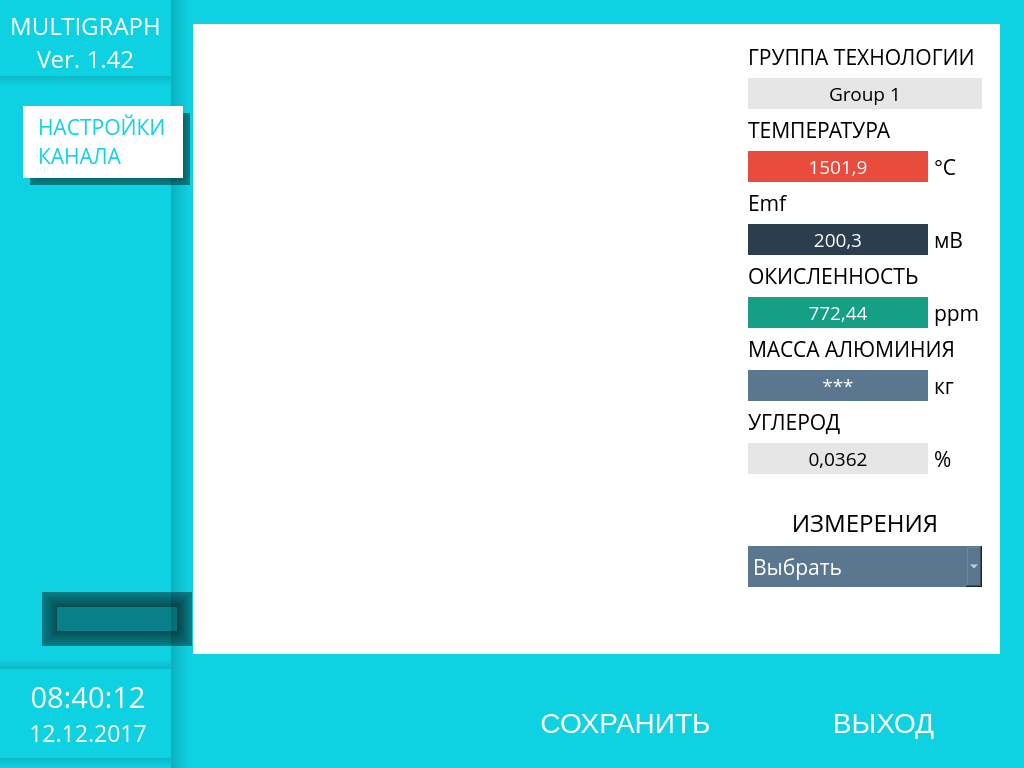
First picture: the form in settings.ui, repository tomyqg/topaz-m, before the edit.
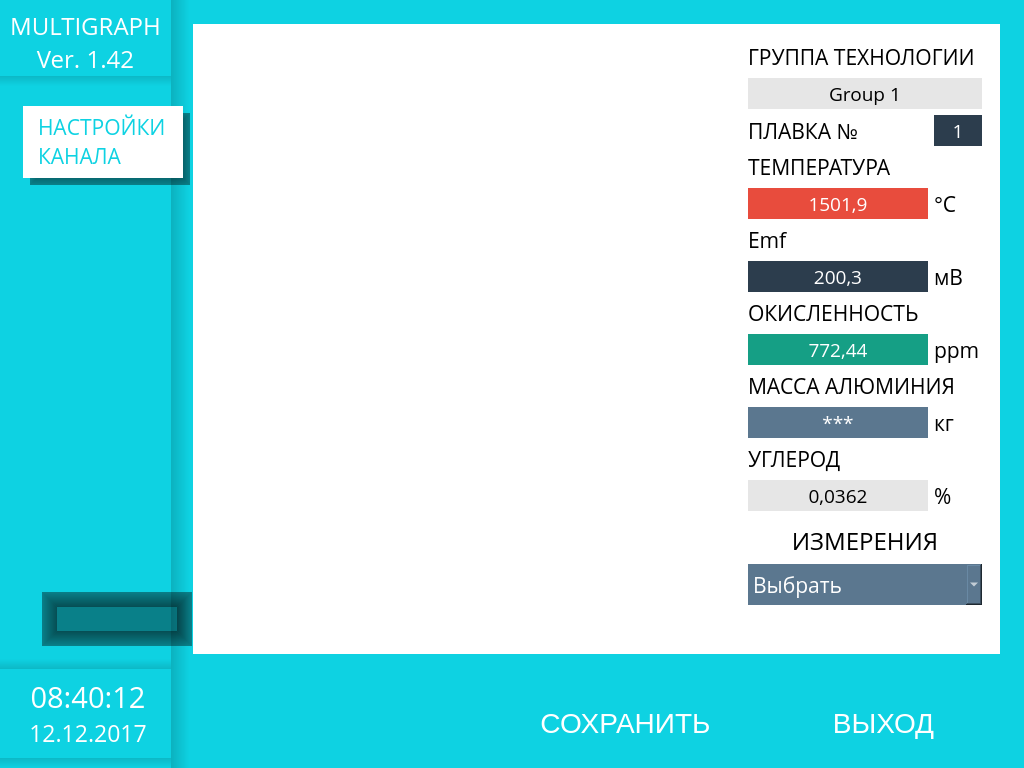
Second picture: the form after the edit. The open tabs and pages were chosen to show the change. Icons and pictures are not drawn. Custom widgets are drawn as their Qt base class.

Patch:
```diff
--- a/settings.ui
+++ b/settings.ui
@@ -5888,6 +5888,187 @@
                 <enum>QFrame::Raised</enum>
                </property>
                <layout class="QGridLayout" name="gridLayout_4">
+                <item row="15" column="0" colspan="2">
+                 <widget class="QComboBox" name="timeSteel">
+                  <property name="sizePolicy">
+                   <sizepolicy hsizetype="Preferred" vsizetype="Preferred">
+                    <horstretch>0</horstretch>
+                    <verstretch>0</verstretch>
+                   </sizepolicy>
+                  </property>
+                  <property name="minimumSize">
+                   <size>
+                    <width>0</width>
+                    <height>41</height>
+                   </size>
+                  </property>
+                  <property name="font">
+                   <font>
+                    <family>Open Sans</family>
+                    <pointsize>16</pointsize>
+                   </font>
+                  </property>
+                  <property name="layoutDirection">
+                   <enum>Qt::LeftToRight</enum>
+                  </property>
+                  <property name="styleSheet">
+                   <string notr="true">background-color: rgb(91, 119, 143);
+color: rgb(255, 255, 255);
+border-radius: 0px;
+text-align: center;</string>
+                  </property>
+                  <property name="currentText">
+                   <string>Выбрать</string>
+                  </property>
+                  <property name="currentIndex">
+                   <number>0</number>
+                  </property>
+                  <property name="insertPolicy">
+                   <enum>QComboBox::NoInsert</enum>
+                  </property>
+                  <property name="iconSize">
+                   <size>
+                    <width>0</width>
+                    <height>0</height>
+                   </size>
+                  </property>
+                  <property name="modelColumn">
+                   <number>0</number>
+                  </property>
+                  <item>
+                   <property name="text">
+                    <string>Выбрать</string>
+                   </property>
+                  </item>
+                  <item>
+                   <property name="text">
+                    <string>23.07.18 11:05</string>
+                   </property>
+                  </item>
+                  <item>
+                   <property name="text">
+                    <string>23.07.18 11:07</string>
+                   </property>
+                  </item>
+                 </widget>
+                </item>
+                <item row="3" column="0" colspan="2">
+                 <widget class="QLabel" name="label_59">
+                  <property name="font">
+                   <font>
+                    <family>Open Sans</family>
+                    <pointsize>16</pointsize>
+                   </font>
+                  </property>
+                  <property name="text">
+                   <string>ТЕМПЕРАТУРА</string>
+                  </property>
+                  <property name="alignment">
+                   <set>Qt::AlignLeading|Qt::AlignLeft|Qt::AlignVCenter</set>
+                  </property>
+                 </widget>
+                </item>
+                <item row="1" column="0" colspan="2">
+                 <widget class="QLabel" name="nameSteelTech">
+                  <property name="minimumSize">
+                   <size>
+                    <width>131</width>
+                    <height>31</height>
+                   </size>
+                  </property>
+                  <property name="maximumSize">
+                   <size>
+                    <width>10000000</width>
+                    <height>10000000</height>
+                   </size>
+                  </property>
+                  <property name="font">
+                   <font>
+                    <family>Open Sans</family>
+                    <pointsize>14</pointsize>
+                   </font>
+                  </property>
+                  <property name="styleSheet">
+                   <string notr="true">background-color: rgb(230, 230, 230);
+color: rgb(0, 0, 0);
+border-radius: 0px;
+</string>
+                  </property>
+                  <property name="text">
+                   <string>Group 1</string>
+                  </property>
+                  <property name="alignment">
+                   <set>Qt::AlignCenter</set>
+                  </property>
+                 </widget>
+                </item>
+                <item row="5" column="0" colspan="2">
+                 <widget class="QLabel" name="label_56">
+                  <property name="font">
+                   <font>
+                    <family>Open Sans</family>
+                    <pointsize>16</pointsize>
+                   </font>
+                  </property>
+                  <property name="text">
+                   <string>Emf</string>
+                  </property>
+                  <property name="alignment">
+                   <set>Qt::AlignLeading|Qt::AlignLeft|Qt::AlignVCenter</set>
+                  </property>
+                 </widget>
+                </item>
+                <item row="7" column="0" colspan="2">
+                 <widget class="QLabel" name="label_18">
+                  <property name="font">
+                   <font>
+                    <family>Open Sans</family>
+                    <pointsize>16</pointsize>
+                   </font>
+                  </property>
+                  <property name="text">
+                   <string>ОКИСЛЕННОСТЬ</string>
+                  </property>
+                  <property name="alignment">
+                   <set>Qt::AlignLeading|Qt::AlignLeft|Qt::AlignVCenter</set>
+                  </property>
+                 </widget>
+                </item>
+                <item row="11" column="0" colspan="2">
+                 <widget class="QLabel" name="label_63">
+                  <property name="font">
+                   <font>
+                    <family>Open Sans</family>
+                    <pointsize>16</pointsize>
+                   </font>
+                  </property>
+                  <property name="text">
+                   <string>УГЛЕРОД</string>
+                  </property>
+                  <property name="alignment">
+                   <set>Qt::AlignLeading|Qt::AlignLeft|Qt::AlignVCenter</set>
+                  </property>
+                 </widget>
+                </item>
+                <item row="14" column="0" colspan="2">
+                 <widget class="QLabel" name="label_51">
+                  <property name="font">
+                   <font>
+                    <family>Open Sans</family>
+                    <pointsize>18</pointsize>
+                   </font>
+                  </property>
+                  <property name="text">
+                   <string>ИЗМЕРЕНИЯ</string>
+                  </property>
+                  <property name="alignment">
+                   <set>Qt::AlignCenter</set>
+                  </property>
+                  <property name="margin">
+                   <number>10</number>
+                  </property>
+                 </widget>
+                </item>
                 <item row="0" column="0" colspan="2">
                  <widget class="QLabel" name="label_58">
                   <property name="font">
@@ -5904,7 +6085,53 @@
                   </property>
                  </widget>
                 </item>
-                <item row="3" column="0">
+                <item row="6" column="0">
+                 <widget class="QLabel" name="steelEmf">
+                  <property name="minimumSize">
+                   <size>
+                    <width>180</width>
+                    <height>31</height>
+                   </size>
+                  </property>
+                  <property name="maximumSize">
+                   <size>
+                    <width>185</width>
+                    <height>45</height>
+                   </size>
+                  </property>
+                  <property name="font">
+                   <font>
+                    <family>Open Sans</family>
+                    <pointsize>14</pointsize>
+                   </font>
+                  </property>
+                  <property name="styleSheet">
+                   <string notr="true">background-color:rgb(44, 61, 77);
+color: rgb(255 , 255, 255);
+border-radius: 0px;</string>
+                  </property>
+                  <property name="text">
+                   <string>200,3</string>
+                  </property>
+                  <property name="alignment">
+                   <set>Qt::AlignCenter</set>
+                  </property>
+                 </widget>
+                </item>
+                <item row="4" column="1">
+                 <widget class="QLabel" name="label_9">
+                  <property name="font">
+                   <font>
+                    <family>Open Sans</family>
+                    <pointsize>16</pointsize>
+                   </font>
+                  </property>
+                  <property name="text">
+                   <string>°С</string>
+                  </property>
+                 </widget>
+                </item>
+                <item row="4" column="0">
                  <widget class="QLabel" name="steelTemp">
                   <property name="minimumSize">
                    <size>
@@ -5937,53 +6164,7 @@
                   </property>
                  </widget>
                 </item>
-                <item row="3" column="1">
-                 <widget class="QLabel" name="label_9">
-                  <property name="font">
-                   <font>
-                    <family>Open Sans</family>
-                    <pointsize>16</pointsize>
-                   </font>
-                  </property>
-                  <property name="text">
-                   <string>°С</string>
-                  </property>
-                 </widget>
-                </item>
-                <item row="5" column="0">
-                 <widget class="QLabel" name="steelEmf">
-                  <property name="minimumSize">
-                   <size>
-                    <width>180</width>
-                    <height>31</height>
-                   </size>
-                  </property>
-                  <property name="maximumSize">
-                   <size>
-                    <width>185</width>
-                    <height>45</height>
-                   </size>
-                  </property>
-                  <property name="font">
-                   <font>
-                    <family>Open Sans</family>
-                    <pointsize>14</pointsize>
-                   </font>
-                  </property>
-                  <property name="styleSheet">
-                   <string notr="true">background-color:rgb(44, 61, 77);
-color: rgb(255 , 255, 255);
-border-radius: 0px;</string>
-                  </property>
-                  <property name="text">
-                   <string>200,3</string>
-                  </property>
-                  <property name="alignment">
-                   <set>Qt::AlignCenter</set>
-                  </property>
-                 </widget>
-                </item>
-                <item row="5" column="1">
+                <item row="6" column="1">
                  <widget class="QLabel" name="label_57">
                   <property name="font">
                    <font>
@@ -5996,7 +6177,7 @@
                   </property>
                  </widget>
                 </item>
-                <item row="7" column="0">
+                <item row="8" column="0">
                  <widget class="QLabel" name="steelAO">
                   <property name="minimumSize">
                    <size>
@@ -6029,7 +6210,7 @@
                   </property>
                  </widget>
                 </item>
-                <item row="7" column="1">
+                <item row="8" column="1">
                  <widget class="QLabel" name="label_62">
                   <property name="font">
                    <font>
@@ -6042,7 +6223,7 @@
                   </property>
                  </widget>
                 </item>
-                <item row="8" column="0" colspan="2">
+                <item row="9" column="0" colspan="2">
                  <widget class="QLabel" name="label_61">
                   <property name="font">
                    <font>
@@ -6058,7 +6239,20 @@
                   </property>
                  </widget>
                 </item>
-                <item row="9" column="0">
+                <item row="10" column="1">
+                 <widget class="QLabel" name="label_60">
+                  <property name="font">
+                   <font>
+                    <family>Open Sans</family>
+                    <pointsize>16</pointsize>
+                   </font>
+                  </property>
+                  <property name="text">
+                   <string>кг</string>
+                  </property>
+                 </widget>
+                </item>
+                <item row="10" column="0">
                  <widget class="QLabel" name="steelAl">
                   <property name="minimumSize">
                    <size>
@@ -6091,20 +6285,7 @@
                   </property>
                  </widget>
                 </item>
-                <item row="9" column="1">
-                 <widget class="QLabel" name="label_60">
-                  <property name="font">
-                   <font>
-                    <family>Open Sans</family>
-                    <pointsize>16</pointsize>
-                   </font>
-                  </property>
-                  <property name="text">
-                   <string>кг</string>
-                  </property>
-                 </widget>
-                </item>
-                <item row="11" column="0">
+                <item row="12" column="0">
                  <widget class="QLabel" name="steelC">
                   <property name="minimumSize">
                    <size>
@@ -6138,7 +6319,7 @@
                   </property>
                  </widget>
                 </item>
-                <item row="11" column="1">
+                <item row="12" column="1">
                  <widget class="QLabel" name="label_64">
                   <property name="font">
                    <font>
@@ -6151,7 +6332,7 @@
                   </property>
                  </widget>
                 </item>
-                <item row="12" column="0">
+                <item row="13" column="0">
                  <spacer name="verticalSpacer_22">
                   <property name="orientation">
                    <enum>Qt::Vertical</enum>
@@ -6164,7 +6345,7 @@
                   </property>
                  </spacer>
                 </item>
-                <item row="15" column="0">
+                <item row="16" column="0">
                  <spacer name="verticalSpacer_23">
                   <property name="orientation">
                    <enum>Qt::Vertical</enum>
@@ -6177,11 +6358,27 @@
                   </property>
                  </spacer>
                 </item>
-                <item row="1" column="0" colspan="2">
-                 <widget class="QLabel" name="nameSteelTech">
+                <item row="2" column="0">
+                 <widget class="QLabel" name="label_65">
+                  <property name="font">
+                   <font>
+                    <family>Open Sans</family>
+                    <pointsize>16</pointsize>
+                   </font>
+                  </property>
+                  <property name="text">
+                   <string>ПЛАВКА №</string>
+                  </property>
+                  <property name="alignment">
+                   <set>Qt::AlignLeading|Qt::AlignLeft|Qt::AlignVCenter</set>
+                  </property>
+                 </widget>
+                </item>
+                <item row="2" column="1">
+                 <widget class="QLabel" name="nameSteelSmelt">
                   <property name="minimumSize">
                    <size>
-                    <width>131</width>
+                    <width>0</width>
                     <height>31</height>
                    </size>
                   </property>
@@ -6198,166 +6395,18 @@
                    </font>
                   </property>
                   <property name="styleSheet">
-                   <string notr="true">background-color: rgb(230, 230, 230);
-color: rgb(0, 0, 0);
-border-radius: 0px;
-</string>
+                   <string notr="true">background-color:rgb(44, 61, 77);
+color: rgb(255 , 255, 255);
+border-radius: 0px;</string>
                   </property>
                   <property name="text">
-                   <string>Group 1</string>
+                   <string>1</string>
                   </property>
                   <property name="alignment">
                    <set>Qt::AlignCenter</set>
                   </property>
                  </widget>
                 </item>
-                <item row="2" column="0" colspan="2">
-                 <widget class="QLabel" name="label_59">
-                  <property name="font">
-                   <font>
-                    <family>Open Sans</family>
-                    <pointsize>16</pointsize>
-                   </font>
-                  </property>
-                  <property name="text">
-                   <string>ТЕМПЕРАТУРА</string>
-                  </property>
-                  <property name="alignment">
-                   <set>Qt::AlignLeading|Qt::AlignLeft|Qt::AlignVCenter</set>
-                  </property>
-                 </widget>
-                </item>
-                <item row="4" column="0" colspan="2">
-                 <widget class="QLabel" name="label_56">
-                  <property name="font">
-                   <font>
-                    <family>Open Sans</family>
-                    <pointsize>16</pointsize>
-                   </font>
-                  </property>
-                  <property name="text">
-                   <string>Emf</string>
-                  </property>
-                  <property name="alignment">
-                   <set>Qt::AlignLeading|Qt::AlignLeft|Qt::AlignVCenter</set>
-                  </property>
-                 </widget>
-                </item>
-                <item row="6" column="0" colspan="2">
-                 <widget class="QLabel" name="label_18">
-                  <property name="font">
-                   <font>
-                    <family>Open Sans</family>
-                    <pointsize>16</pointsize>
-                   </font>
-                  </property>
-                  <property name="text">
-                   <string>ОКИСЛЕННОСТЬ</string>
-                  </property>
-                  <property name="alignment">
-                   <set>Qt::AlignLeading|Qt::AlignLeft|Qt::AlignVCenter</set>
-                  </property>
-                 </widget>
-                </item>
-                <item row="10" column="0" colspan="2">
-                 <widget class="QLabel" name="label_63">
-                  <property name="font">
-                   <font>
-                    <family>Open Sans</family>
-                    <pointsize>16</pointsize>
-                   </font>
-                  </property>
-                  <property name="text">
-                   <string>УГЛЕРОД</string>
-                  </property>
-                  <property name="alignment">
-                   <set>Qt::AlignLeading|Qt::AlignLeft|Qt::AlignVCenter</set>
-                  </property>
-                 </widget>
-                </item>
-                <item row="13" column="0" colspan="2">
-                 <widget class="QLabel" name="label_51">
-                  <property name="font">
-                   <font>
-                    <family>Open Sans</family>
-                    <pointsize>18</pointsize>
-                   </font>
-                  </property>
-                  <property name="text">
-                   <string>ИЗМЕРЕНИЯ</string>
-                  </property>
-                  <property name="alignment">
-                   <set>Qt::AlignCenter</set>
-                  </property>
-                  <property name="margin">
-                   <number>10</number>
-                  </property>
-                 </widget>
-                </item>
-                <item row="14" column="0" colspan="2">
-                 <widget class="QComboBox" name="timeSteel">
-                  <property name="sizePolicy">
-                   <sizepolicy hsizetype="Preferred" vsizetype="Preferred">
-                    <horstretch>0</horstretch>
-                    <verstretch>0</verstretch>
-                   </sizepolicy>
-                  </property>
-                  <property name="minimumSize">
-                   <size>
-                    <width>0</width>
-                    <height>41</height>
-                   </size>
-                  </property>
-                  <property name="font">
-                   <font>
-                    <family>Open Sans</family>
-                    <pointsize>16</pointsize>
-                   </font>
-                  </property>
-                  <property name="layoutDirection">
-                   <enum>Qt::LeftToRight</enum>
-                  </property>
-                  <property name="styleSheet">
-                   <string notr="true">background-color: rgb(91, 119, 143);
-color: rgb(255, 255, 255);
-border-radius: 0px;
-text-align: center;</string>
-                  </property>
-                  <property name="currentText">
-                   <string>Выбрать</string>
-                  </property>
-                  <property name="currentIndex">
-                   <number>0</number>
-                  </property>
-                  <property name="insertPolicy">
-                   <enum>QComboBox::NoInsert</enum>
-                  </property>
-                  <property name="iconSize">
-                   <size>
-                    <width>0</width>
-                    <height>0</height>
-                   </size>
-                  </property>
-                  <property name="modelColumn">
-                   <number>0</number>
-                  </property>
-                  <item>
-                   <property name="text">
-                    <string>Выбрать</string>
-                   </property>
-                  </item>
-                  <item>
-                   <property name="text">
-                    <string>23.07.18 11:05</string>
-                   </property>
-                  </item>
-                  <item>
-                   <property name="text">
-                    <string>23.07.18 11:07</string>
-                   </property>
-                  </item>
-                 </widget>
-                </item>
                </layout>
               </widget>
              </item>
```
Left out of the diff: 180 changed lines with no effect on the pictures.
